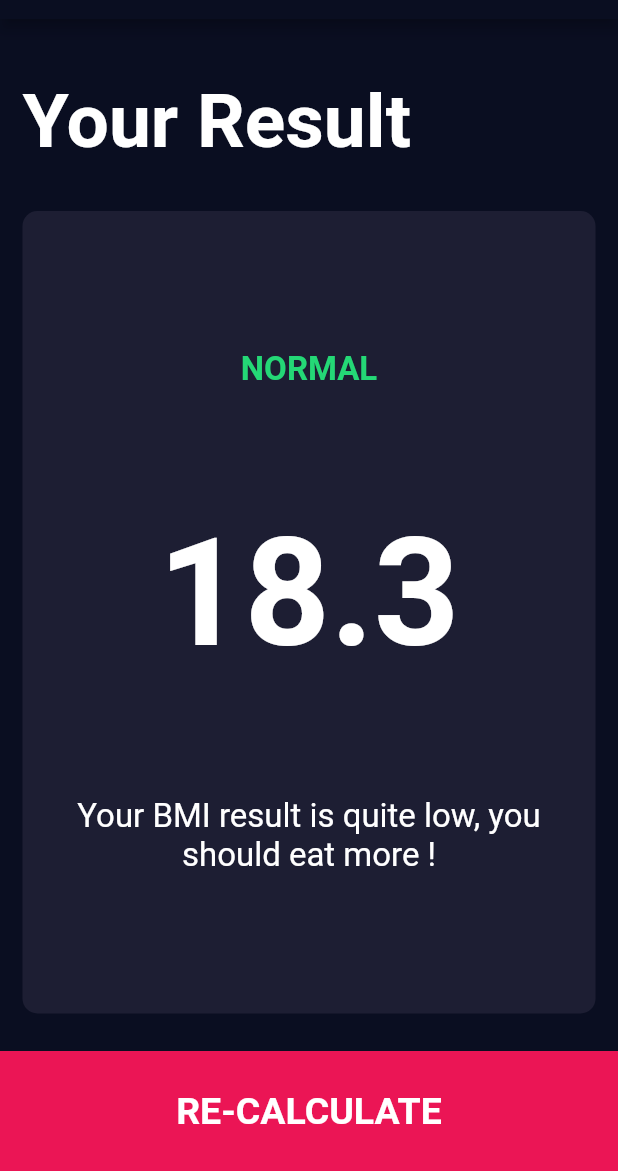
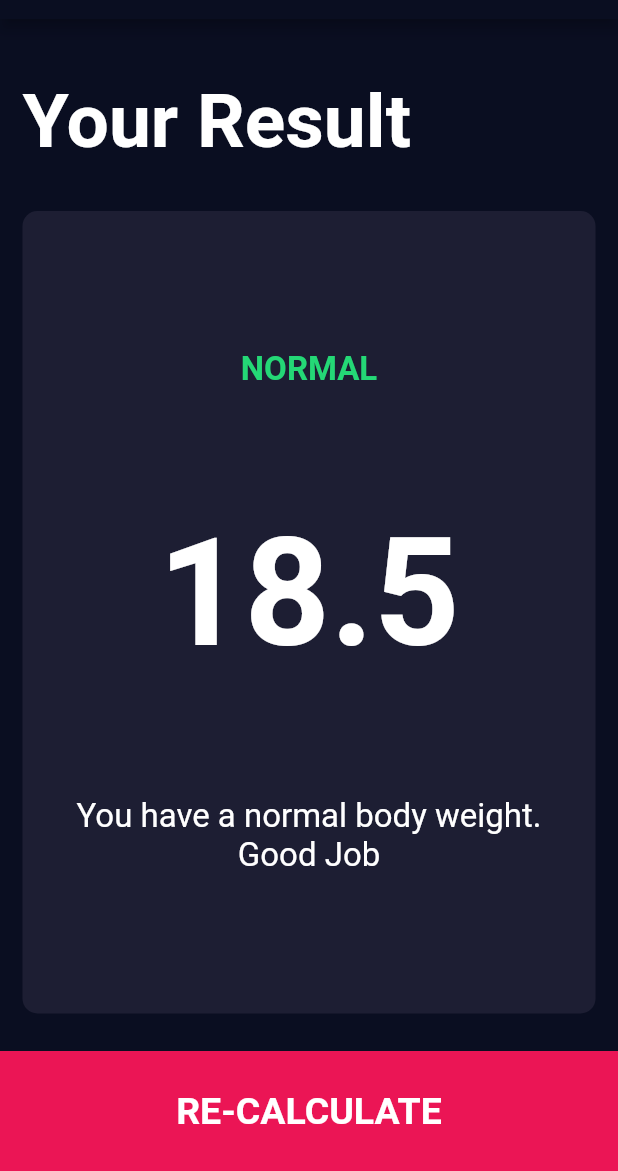
Before and after one commit to Aprian-rie/BMI_Calculator_Flutter, a Flutter app: the screen it shows after launch, after a tap on "CALCULATE", on a phone screen of 412 x 824 dp, the part 65-1236 px from its top. Run offline on Flutter 3.47's test engine with Material 2 defaults, Android fonts, the phone set to English and light mode, and no system bars; our stand-ins replace font_awesome_flutter.

Commit message:
added functionality

```diff
--- a/bmi_calculator/lib/Screens/input_page.dart
+++ b/bmi_calculator/lib/Screens/input_page.dart
@@ -8,6 +8,7 @@ import 'package:bmi_calculator/Components/reusable_card.dart';
 import 'package:bmi_calculator/constants.dart';
 import 'package:bmi_calculator/Components/bottombutton.dart';
 import 'package:bmi_calculator/Components/icon_content.dart';
+import 'package:bmi_calculator/Calculator_brain.dart';
 
 enum Gender {
   male,
@@ -230,8 +231,15 @@ class _InputPageState extends State<InputPage> {
           BottomButton(
             buttonTitle: 'CALCULATE',
             onTap: () {
+              CalculatorBrain calc = CalculatorBrain(height: height, weight: weight);
               Navigator.push(context,
-                  MaterialPageRoute(builder: ((context) => Results())));
+                  MaterialPageRoute(builder: ((context) => Results(
+                    bmiResults:calc.calculateBMI(),
+                    resultText:calc.getResult(),
+                    interpretation: calc.getInterpretation(),
+                  )),
+                  ),
+                  );
             },
           ),
         ],
--- a/bmi_calculator/lib/Screens/results_page.dart
+++ b/bmi_calculator/lib/Screens/results_page.dart
@@ -6,7 +6,11 @@ import 'package:bmi_calculator/Components/reusable_card.dart';
 import 'package:bmi_calculator/Components/bottombutton.dart';
 
 class Results extends StatelessWidget {
-  const Results({super.key});
+  const Results({super.key, required this.bmiResults, required this.resultText, required this.interpretation});
+
+  final String bmiResults;
+  final String resultText;
+  final String interpretation;
 
   @override
   Widget build(BuildContext context) {
@@ -38,15 +42,15 @@ class Results extends StatelessWidget {
                 crossAxisAlignment: CrossAxisAlignment.center,
                 children: <Widget>[
                   Text(
-                    'NORMAL',
+                    resultText.toUpperCase(),
                     style: kResultTextStyle,
                   ),
                   Text(
-                    '18.3',
+                    bmiResults,
                     style: kBMITextStyle,
                   ),
                   Text(
-                    'Your BMI result is quite low, you should eat more !',
+                    interpretation,
                     style: kBodyTextStyle,
                     textAlign: TextAlign.center,
                   ),
```
